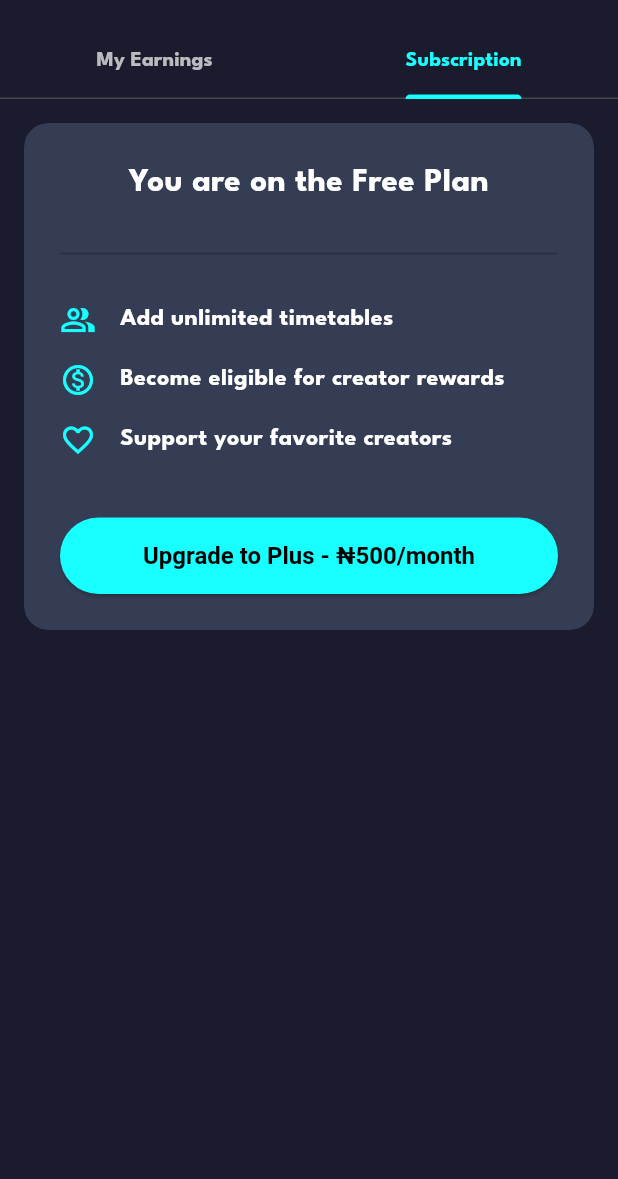
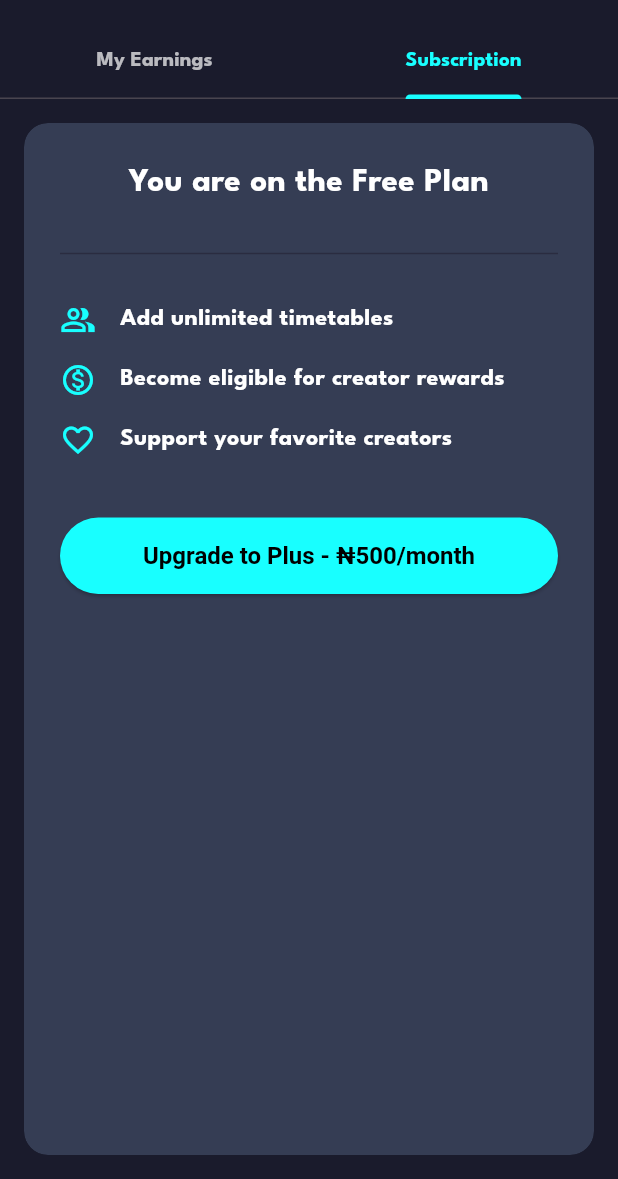
Before and after one commit to allowancemobileapp/classrep, a Flutter app: the XAnalyticsScreen screen opened directly, after a tap on "Go to Subscription", on a phone screen of 412 x 824 dp, the part 57-1236 px from its top. Run offline on Flutter 3.47's test engine with Material 3 defaults, Android fonts, the phone set to English and light mode, and no system bars; our stand-ins replace file_picker, firebase_core, firebase_messaging, flutter_dotenv, flutter_local_notifications, image_picker and 5 more; accounts and stored records are empty.

Commit message:
ACCURATE ANALYTICS

```diff
--- a/lib/features/x_analytics/presentation/x_analytics_screen.dart
+++ b/lib/features/x_analytics/presentation/x_analytics_screen.dart
@@ -4,7 +4,7 @@ import 'package:flutter/material.dart';
 import 'package:class_rep/shared/services/auth_service.dart';
 import 'package:class_rep/shared/services/supabase_service.dart';
 import 'package:class_rep/shared/widgets/glass_container.dart';
-import 'package:url_launcher/url_launcher.dart'; // 1. Add this import
+import 'package:url_launcher/url_launcher.dart';
 
 // --- THEME COLORS ---
 const Color darkSuedeNavy = Color(0xFF1A1B2C);
@@ -23,9 +23,6 @@ class _XAnalyticsScreenState extends State<XAnalyticsScreen> {
   Map<String, dynamic> _creatorStats = {};
   Map<String, dynamic>? _userProfile;
   bool _isProcessingPayment = false;
-  // final String _paystackPlanCode = 'PLN_eomdf3mz9sjg4m3';
-
-  // --- NEW STATE VARIABLE FOR BETTER UX ---
   bool _cancellationIsPending = false;
 
   @override
@@ -35,14 +32,20 @@ class _XAnalyticsScreenState extends State<XAnalyticsScreen> {
   }
 
   Future<void> _loadData() async {
-    setState(() => _isLoading = true);
+    // Only show the full-screen loader on the very first load.
+    if (!mounted || _isLoading) {
+      // Allow initial load to proceed
+    } else {
+      // This is a refresh, don't show the full screen loader,
+      // the RefreshIndicator shows its own spinner.
+    }
+
     final userId = AuthService.instance.currentUser?.id;
     if (userId == null) {
-      setState(() => _isLoading = false);
+      if (mounted) setState(() => _isLoading = false);
       return;
     }
     try {
-      // We now also check for a pending cancellation request
       final profileFuture = SupabaseService.instance.fetchUserProfile(userId);
       final statsFuture = SupabaseService.instance.fetchCreatorStats();
       final pendingCancellationFuture =
@@ -104,8 +107,38 @@ class _XAnalyticsScreenState extends State<XAnalyticsScreen> {
                 child: CircularProgressIndicator(color: Colors.cyanAccent))
             : TabBarView(
                 children: [
-                  _buildEarningsTab(),
-                  _buildSubscriptionTab(),
+                  // --- THIS IS THE CORRECTED STRUCTURE ---
+                  RefreshIndicator(
+                    onRefresh: _loadData,
+                    color: Colors.black,
+                    backgroundColor: Colors.cyanAccent,
+                    child: LayoutBuilder(builder: (context, constraints) {
+                      // We use a ListView to ensure the scroll physics work correctly with RefreshIndicator
+                      return SingleChildScrollView(
+                        physics: const AlwaysScrollableScrollPhysics(),
+                        child: ConstrainedBox(
+                          constraints:
+                              BoxConstraints(minHeight: constraints.maxHeight),
+                          child: _buildEarningsTab(),
+                        ),
+                      );
+                    }),
+                  ),
+                  RefreshIndicator(
+                    onRefresh: _loadData,
+                    color: Colors.black,
+                    backgroundColor: Colors.cyanAccent,
+                    child: LayoutBuilder(builder: (context, constraints) {
+                      return SingleChildScrollView(
+                        physics: const AlwaysScrollableScrollPhysics(),
+                        child: ConstrainedBox(
+                          constraints:
+                              BoxConstraints(minHeight: constraints.maxHeight),
+                          child: _buildSubscriptionTab(),
+                        ),
+                      );
+                    }),
+                  ),
                 ],
               ),
       ),
@@ -113,9 +146,10 @@ class _XAnalyticsScreenState extends State<XAnalyticsScreen> {
   }
 
   Widget _buildSubscriptionTab() {
-    return SingleChildScrollView(
+    return Padding(
       padding: const EdgeInsets.all(16.0),
       child: GlassContainer(
+        // ... rest of the widget is the same
         padding: const EdgeInsets.all(24),
         child: Column(
           crossAxisAlignment: CrossAxisAlignment.stretch,
@@ -160,7 +194,6 @@ class _XAnalyticsScreenState extends State<XAnalyticsScreen> {
                 onPressed: _isProcessingPayment ? null : _handleUpgrade,
               )
             else
-              // --- NEW UI LOGIC FOR CANCELLATION ---
               _cancellationIsPending
                   ? const Chip(
                       backgroundColor: Colors.amber,
@@ -320,17 +353,14 @@ class _XAnalyticsScreenState extends State<XAnalyticsScreen> {
     final totalEarned = _creatorStats['total_earned'] as num? ?? 0;
     final progressToNextPayout = (plusAddons % 100) / 100.0;
     final isEligibleForPayout = balance >= 1000;
-
-    // --- NEW: Calculate the percentage of Plus subscribers ---
     final double plusPercentage =
         totalSubscribers > 0 ? plusAddons / totalSubscribers : 0.0;
 
-    return SingleChildScrollView(
+    return Padding(
       padding: const EdgeInsets.all(16.0),
       child: Column(
         crossAxisAlignment: CrossAxisAlignment.stretch,
         children: [
-          // --- UPDATED SUBSCRIBER BREAKDOWN WIDGET ---
           GlassContainer(
             padding: const EdgeInsets.all(16.0),
             child: Column(
@@ -385,8 +415,6 @@ class _XAnalyticsScreenState extends State<XAnalyticsScreen> {
               ],
             ),
           ),
-          // --- END OF UPDATED WIDGET ---
-
           const SizedBox(height: 16),
           GlassContainer(
             padding: const EdgeInsets.all(16.0),
@@ -437,7 +465,7 @@ class _XAnalyticsScreenState extends State<XAnalyticsScreen> {
             ),
             onPressed: isEligibleForPayout
                 ? () async {
-                    // Payout logic remains the same
+                    // Payout logic
                   }
                 : null,
           ),
```
